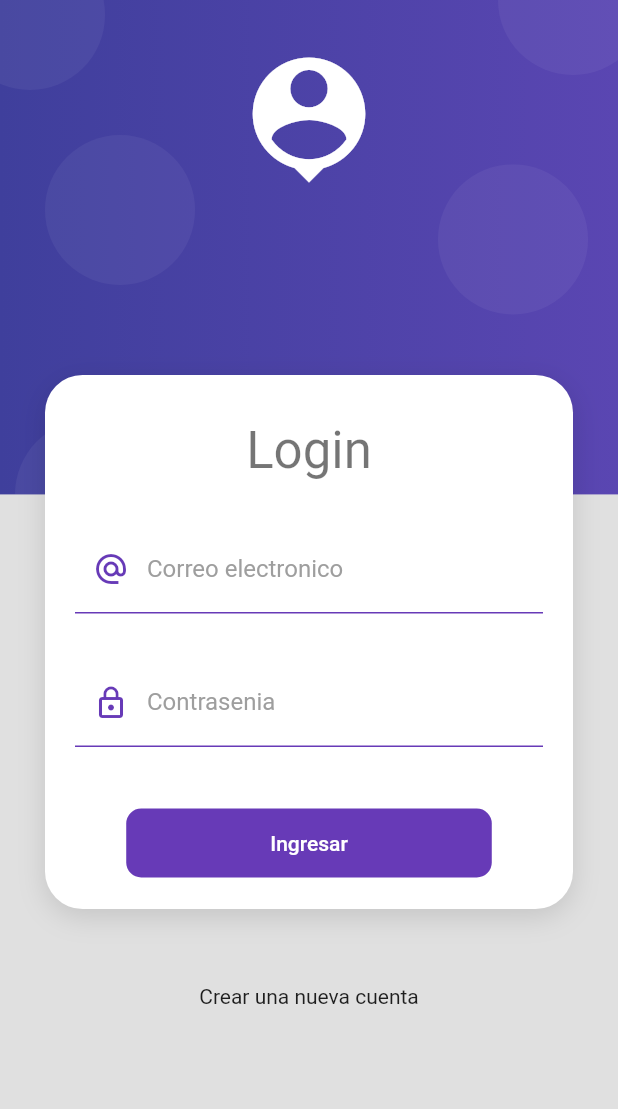
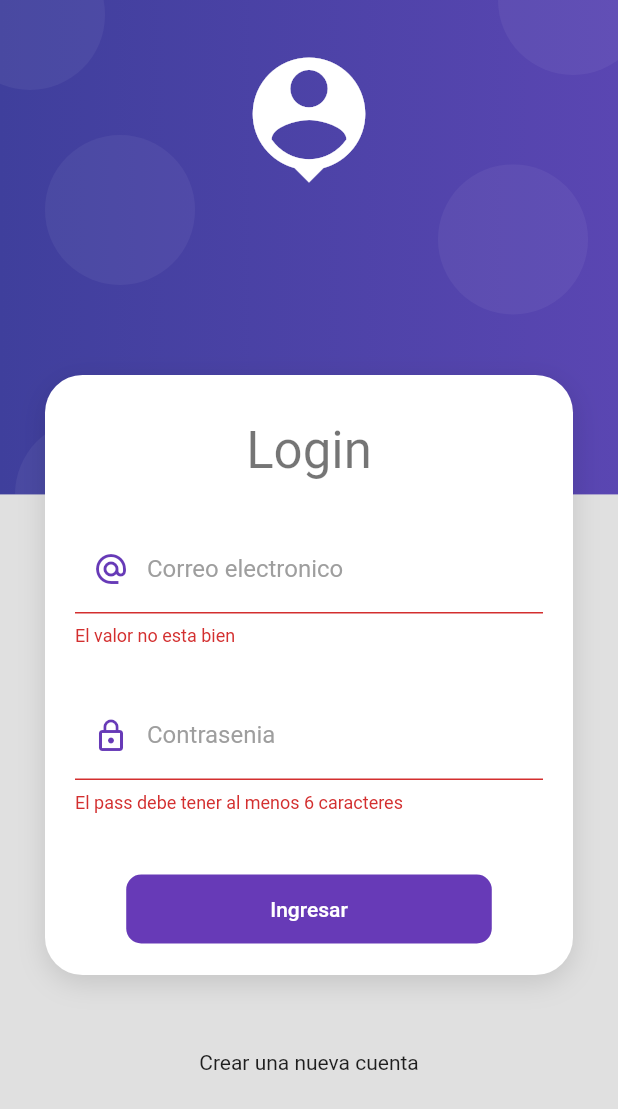
Before and after one commit to checomperez31/productos, a Flutter app: the screen it shows after launch, after a tap on "Ingresar", on a phone screen of 412 x 824 dp. Shown: the top 1109 px of the screen. Run offline on Flutter 3.47's test engine with Material 2 defaults, Android fonts, the phone set to English and light mode, and no system bars.

Commit message:
Form validations

```diff
--- /dev/null
+++ b/lib/providers/login_form_provider.dart
@@ -0,0 +1,21 @@
+import 'package:flutter/cupertino.dart';
+
+class LoginFormProvider extends ChangeNotifier {
+
+  GlobalKey<FormState> formKey = GlobalKey<FormState>();
+
+  String email = '';
+  String password = '';
+
+  bool _isLoading = false;
+  bool get isLoading => _isLoading;
+
+  set isLoading( bool value ) {
+    _isLoading = value;
+    notifyListeners();
+  }
+
+  bool isValidForm() {
+    return formKey.currentState?.validate() ?? false;
+  }
+}
--- a/lib/screens/login_screen.dart
+++ b/lib/screens/login_screen.dart
@@ -1,6 +1,8 @@
 import 'package:flutter/material.dart';
+import 'package:productos/providers/login_form_provider.dart';
 import 'package:productos/ui/input_decorations.dart';
 import 'package:productos/widgets/widgets.dart';
+import 'package:provider/provider.dart';
 
 class LoginScreen extends StatelessWidget {
 
@@ -17,11 +19,14 @@ class LoginScreen extends StatelessWidget {
               CardContainer(
                 child: Column(
                   children: [
-                    SizedBox(height: 10),
+                    const SizedBox(height: 10),
                     Text( 'Login', style: Theme.of(context).textTheme.headline4 ),
-                    SizedBox(height: 30),
+                    const SizedBox(height: 30),
 
-                    _LoginForm()
+                    ChangeNotifierProvider(
+                      create: ( _ ) => LoginFormProvider(),
+                      child: const _LoginForm(),
+                    )
                   ],
                 ),
               ),
@@ -44,8 +49,12 @@ class _LoginForm extends StatelessWidget {
 
   @override
   Widget build(BuildContext context) {
+    final loginForm = Provider.of<LoginFormProvider>(context);
+
     return Container(
       child: Form(
+        key: loginForm.formKey,
+        autovalidateMode: AutovalidateMode.onUserInteraction,
         child: Column(
           children: [
             TextFormField(
@@ -56,6 +65,12 @@ class _LoginForm extends StatelessWidget {
                 labelText: 'Correo electronico',
                 prefixIcon: Icons.alternate_email_sharp
               ),
+              onChanged: ( value ) => loginForm.email = value,
+              validator: (value) {
+                String pattern = r'^(([^<>()[\]\\.,;:\s@\"]+(\.[^<>()[\]\\.,;:\s@\"]+)*)|(\".+\"))@((\[[0-9]{1,3}\.[0-9]{1,3}\.[0-9]{1,3}\.[0-9]{1,3}\])|(([a-zA-Z\-0-9]+\.)+[a-zA-Z]{2,}))$';
+                RegExp regExp  = RegExp(pattern);
+                return regExp.hasMatch(value ?? '') ? null : 'El valor no esta bien';
+              },
             ),
             const SizedBox(height: 30),
             TextFormField(
@@ -66,19 +81,31 @@ class _LoginForm extends StatelessWidget {
                 labelText: 'Contrasenia',
                 prefixIcon: Icons.lock_outline
               ),
+              onChanged: ( value ) => loginForm.password = value,
+              validator: (value) {
+                if ( value != null && value.length >= 6 ) return null;
+                return 'El pass debe tener al menos 6 caracteres';
+              },
             ),
 
             const SizedBox(height: 40,),
 
             MaterialButton(
-              onPressed: () {},
+              onPressed: loginForm.isLoading ? null : () async {
+                FocusScope.of(context).unfocus();
+                if ( !loginForm.isValidForm() ) return;
+                loginForm.isLoading = true;
+                await Future.delayed( const Duration(seconds: 2) );
+                loginForm.isLoading = false;
+                Navigator.pushReplacementNamed(context, 'home');
+              },
               shape: RoundedRectangleBorder(borderRadius: BorderRadius.circular(10)),
               disabledColor: Colors.grey,
               elevation: 0,
               color: Colors.deepPurple,
               child: Container(
-                padding: EdgeInsets.symmetric(horizontal: 80, vertical: 15),
-                child: Text('Ingresar', style: TextStyle(color: Colors.white),),
+                padding: const EdgeInsets.symmetric(horizontal: 80, vertical: 15),
+                child: Text(loginForm.isLoading ? 'Espere' : 'Ingresar', style: TextStyle(color: Colors.white),),
               ),
             )
           ],
--- a/pubspec.yaml
+++ b/pubspec.yaml
@@ -34,6 +34,7 @@ dependencies:
   # The following adds the Cupertino Icons font to your application.
   # Use with the CupertinoIcons class for iOS style icons.
   cupertino_icons: ^1.0.2
+  provider: ^6.0.3
 
 dev_dependencies:
   flutter_test:
```
Also changed, not shown: pubspec.lock.
